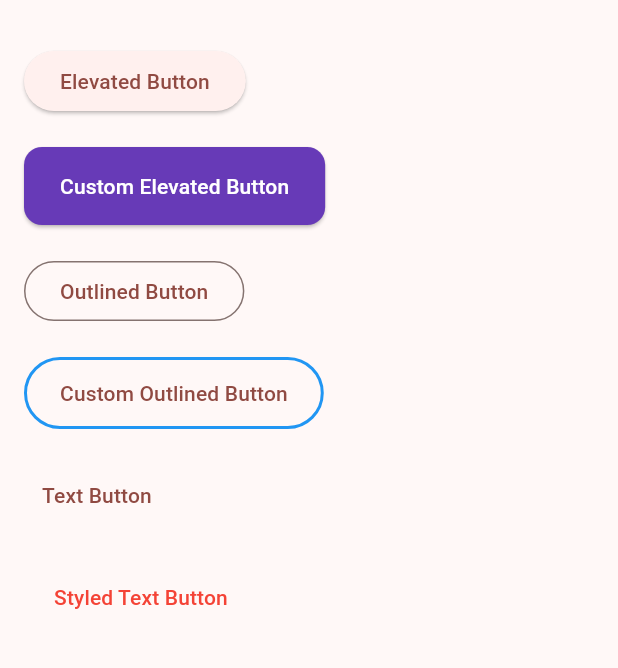
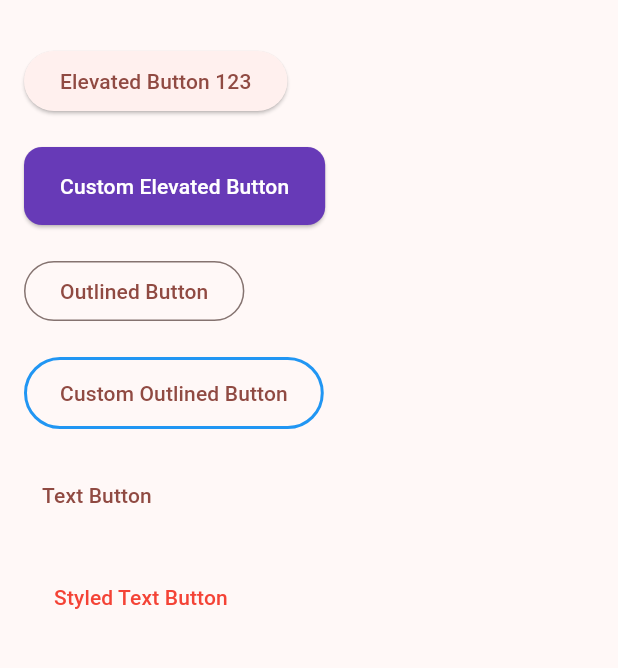
Before and after one commit to Alvinleow/flutter_testing_application_1, a Flutter app: the ButtonStylingPage screen opened directly, on a phone screen of 412 x 824 dp, the part 63-731 px from its top. Run offline on Flutter 3.47's test engine with Material 3 defaults, Android fonts, the phone set to English and light mode, and no system bars; our stand-ins replace firebase_core; accounts and stored records are empty.

Commit message:
Tiny Changes

```diff
--- a/lib/button_styling_page.dart
+++ b/lib/button_styling_page.dart
@@ -3,6 +3,7 @@ import 'package:flutter/material.dart';
 
 /// Button Styling Demo Page
 /// Shows the most commonly used and visually recognizable button styles.
+/// Testing
 class ButtonStylingPage extends StatelessWidget {
   const ButtonStylingPage({super.key});
 
@@ -18,7 +19,7 @@ class ButtonStylingPage extends StatelessWidget {
             /// ElevatedButton - Default raised button
             ElevatedButton(
               onPressed: () {},
-              child: const Text('Elevated Button'),
+              child: const Text('Elevated Button 123'),
             ),
 
             const SizedBox(height: 20),
```
